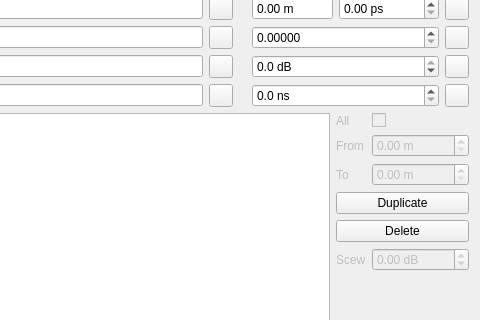
Qt form gui/reflectogramwidget.ui (agarb7/Profes.SOR) before a commit; both pictures show x 325 to 805 and y 129 to 449 of the 805 by 662 pixel window.
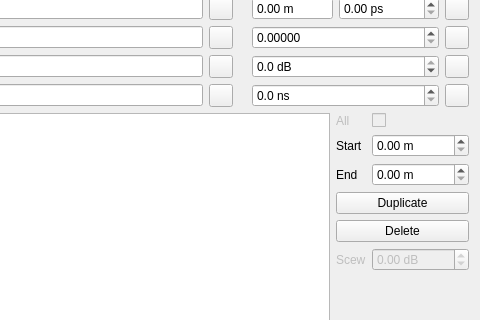
The same form after that commit. Custom widgets are drawn as their Qt base class.

```diff
--- a/gui/reflectogramwidget.ui
+++ b/gui/reflectogramwidget.ui
@@ -452,20 +452,14 @@
      <item>
       <layout class="QFormLayout" name="formLayout_3">
        <item row="1" column="0">
-        <widget class="QLabel" name="traceSelFromLabel">
-         <property name="enabled">
-          <bool>false</bool>
-         </property>
+        <widget class="QLabel" name="traceSelStartLabel">
          <property name="text">
-          <string>From</string>
+          <string>Start</string>
          </property>
         </widget>
        </item>
        <item row="1" column="1">
-        <widget class="QDoubleSpinBox" name="traceSelFromEdit">
-         <property name="enabled">
-          <bool>false</bool>
-         </property>
+        <widget class="QDoubleSpinBox" name="traceSelStartEdit">
          <property name="suffix">
           <string> m</string>
          </property>
@@ -475,20 +469,14 @@
         </widget>
        </item>
        <item row="2" column="0">
-        <widget class="QLabel" name="traceSelToLabel">
-         <property name="enabled">
-          <bool>false</bool>
-         </property>
+        <widget class="QLabel" name="traceSelEndLabel">
          <property name="text">
-          <string>To</string>
+          <string>End</string>
          </property>
         </widget>
        </item>
        <item row="2" column="1">
-        <widget class="QDoubleSpinBox" name="traceSelToEdit">
-         <property name="enabled">
-          <bool>false</bool>
-         </property>
+        <widget class="QDoubleSpinBox" name="traceSelEndEdit">
          <property name="suffix">
           <string> m</string>
          </property>
```
